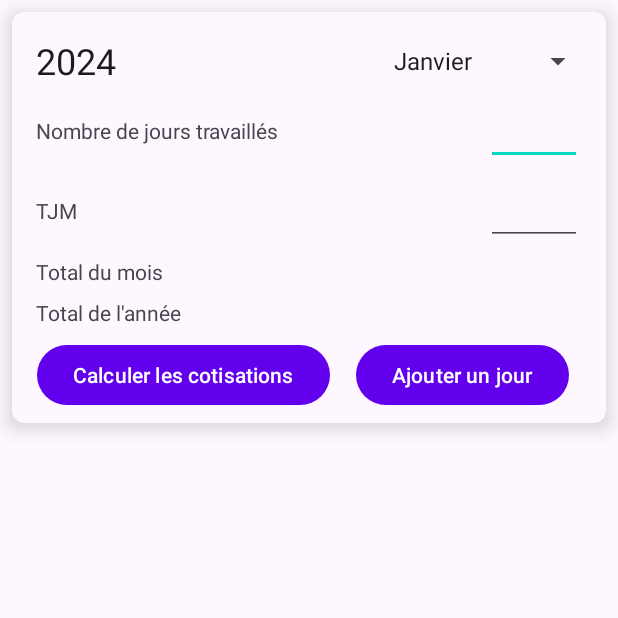
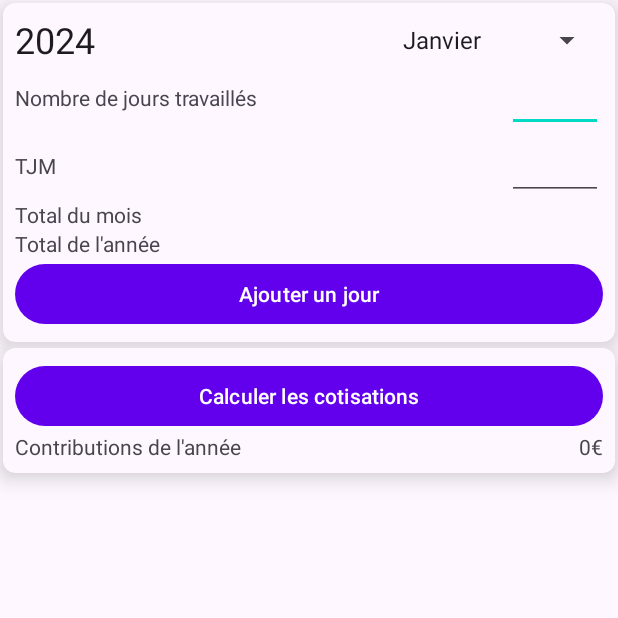
Before and after one commit to francoisbiar/facturefacile, an Android app: the screen it shows after launch (MainActivity), on a phone screen of 412 x 824 dp, the top half of it. Run offline under Robolectric (Android 15) with nearby library versions, the phone set to English and light mode, and no system bars; our stand-ins replace Firebase (no records; nobody signed in at launch, a user with empty details on screens opened directly), Room's generated code, data binding.

Commit message:
improve field for yearly contributions.

```diff
--- a/app/src/main/java/com/francoisbari/facturefacile/persistence/DataPersistence.kt
+++ b/app/src/main/java/com/francoisbari/facturefacile/persistence/DataPersistence.kt
@@ -7,4 +7,5 @@ interface DataPersistence {
     suspend fun saveMonth(userInputDataPerMonth: UserInputData)
     suspend fun getDataFromMonth(monthId: Int): UserInputData?
     fun getYearlyTotalLiveData(): LiveData<Int>
+    suspend fun getYearlyTotal(): Int
 }
--- a/app/src/main/java/com/francoisbari/facturefacile/persistence/firestore/FirestoreDataPersistence.kt
+++ b/app/src/main/java/com/francoisbari/facturefacile/persistence/firestore/FirestoreDataPersistence.kt
@@ -28,6 +28,10 @@ class FirestoreDataPersistence(private val db: FirebaseFirestore) : DataPersiste
         TODO("Not yet implemented")
     }
 
+    override suspend fun getYearlyTotal(): Int {
+        TODO("Not yet implemented")
+    }
+
     companion object {
         private const val TAG = "FirestoreDataPersistenc"
     }
--- a/app/src/main/java/com/francoisbari/facturefacile/persistence/room/RoomDataDao.kt
+++ b/app/src/main/java/com/francoisbari/facturefacile/persistence/room/RoomDataDao.kt
@@ -23,4 +23,8 @@ interface RoomDataDao {
 
     @Query("SELECT SUM(tjm * nbOfDays) FROM UserInputEntity")
     fun getYearlyTotal(): LiveData<Int>
+
+    @Query("SELECT SUM(tjm * nbOfDays) FROM UserInputEntity")
+    fun getYearlyTotalValue(): Int
+
 }
--- a/app/src/main/java/com/francoisbari/facturefacile/persistence/room/RoomDataPersistence.kt
+++ b/app/src/main/java/com/francoisbari/facturefacile/persistence/room/RoomDataPersistence.kt
@@ -50,6 +50,10 @@ class RoomDataPersistence(context: Context) : DataPersistence {
         return database.userInputDao().getYearlyTotal()
     }
 
+    override suspend fun getYearlyTotal(): Int {
+        return database.userInputDao().getYearlyTotalValue()
+    }
+
     companion object {
         private const val DATABASE_NAME = "RoomDataPersistence"
     }
--- a/app/src/main/java/com/francoisbari/facturefacile/persistence/sharedprefs/SharedPreferencesDataPersistence.kt
+++ b/app/src/main/java/com/francoisbari/facturefacile/persistence/sharedprefs/SharedPreferencesDataPersistence.kt
@@ -36,4 +36,8 @@ class SharedPreferencesDataPersistence(private val context: Context) : DataPersi
     override fun getYearlyTotalLiveData(): LiveData<Int> {
         TODO("Not yet implemented")
     }
+
+    override suspend fun getYearlyTotal(): Int {
+        TODO("Not yet implemented")
+    }
 }
--- a/app/src/main/java/com/francoisbari/facturefacile/ui/main/MainFragment.kt
+++ b/app/src/main/java/com/francoisbari/facturefacile/ui/main/MainFragment.kt
@@ -8,12 +8,10 @@ import android.widget.ArrayAdapter
 import androidx.fragment.app.Fragment
 import androidx.fragment.app.viewModels
 import com.francoisbari.facturefacile.CompositionRoot
-import com.francoisbari.facturefacile.persistence.DataPersistenceFactory
+import com.francoisbari.facturefacile.databinding.FragmentMainBinding
 import com.francoisbari.facturefacile.persistence.models.Months
-import com.francoisbari.facturefacile.databinding.FragmentMainBinding
 import com.francoisbari.facturefacile.ui.contributions.ContributionsFragment
 import com.francoisbari.facturefacile.viewmodels.MainViewModel
-import com.francoisbari.facturefacile.viewmodels.MainViewModelFactory
 
 class MainFragment : Fragment() {
 
@@ -33,18 +31,12 @@ class MainFragment : Fragment() {
         _binding = FragmentMainBinding.inflate(inflater, container, false)
         binding.lifecycleOwner = viewLifecycleOwner
         binding.viewModel = viewModel
-        viewModel.computeContributionsLiveData.observe(viewLifecycleOwner) {
-            if (it) {
         // Show the ContributionsFragment
         val contributionsFragment = ContributionsFragment.newInstance()
-                binding.contributionsCardView.visibility = View.VISIBLE
         childFragmentManager.beginTransaction().apply {
             replace(binding.contributionsContainerView.id, contributionsFragment)
             addToBackStack(null)
             commit()
-
-                }
-            }
         }
 
         setupSpinner()
--- a/app/src/main/java/com/francoisbari/facturefacile/viewmodels/MainViewModel.kt
+++ b/app/src/main/java/com/francoisbari/facturefacile/viewmodels/MainViewModel.kt
@@ -18,10 +18,6 @@ class MainViewModel(private val dataPersistence: DataPersistence) : ViewModel()
     val yearlyTotalLiveData = dataPersistence.getYearlyTotalLiveData()
 
     private var currentMonth = Months.NONE
-
-    private val _computeContributionsClicked = MutableLiveData<Boolean>()
-    val computeContributionsLiveData: LiveData<Boolean> = _computeContributionsClicked
-    private val totalContributionsLiveData = MutableLiveData<Int>()
 
     init {
         loadData()
@@ -63,14 +59,6 @@ class MainViewModel(private val dataPersistence: DataPersistence) : ViewModel()
         return nbOfDays * tjm
     }
 
-    fun computeContributionsClicked() {
-        if (nbOfDaysLiveData.value.isNullOrBlank() || tjmLiveData.value.isNullOrBlank()) return
-        _computeContributionsClicked.value = true
-        val totalEarned = totalLiveData.value ?: 0
-        val totalContributions = totalEarned * 0.22 // TODO
-        totalContributionsLiveData.value = totalContributions.toInt()
-    }
-
     fun selectMonth(month: String) {
         // Save the data of the current month.
         val infosToStorePerMonth = UserInputData(
--- a/app/src/main/res/layout/fragment_contributions.xml
+++ b/app/src/main/res/layout/fragment_contributions.xml
@@ -1,5 +1,7 @@
 <?xml version="1.0" encoding="utf-8"?>
-<layout xmlns:app="http://schemas.android.com/apk/res-auto">
+<layout xmlns:android="http://schemas.android.com/apk/res/android"
+    xmlns:app="http://schemas.android.com/apk/res-auto"
+    xmlns:tools="http://schemas.android.com/tools">
 
     <data>
 
@@ -10,8 +12,7 @@
             type="com.francoisbari.facturefacile.viewmodels.ContributionsViewModel" />
     </data>
 
-    <androidx.constraintlayout.widget.ConstraintLayout xmlns:android="http://schemas.android.com/apk/res/android"
-        xmlns:tools="http://schemas.android.com/tools"
+    <androidx.constraintlayout.widget.ConstraintLayout
         android:layout_width="match_parent"
         android:layout_height="match_parent"
         tools:context=".ui.contributions.ContributionsFragment">
@@ -27,16 +28,39 @@
             app:layout_constraintStart_toStartOf="parent"
             app:layout_constraintTop_toTopOf="parent" />
 
-        <TextView
-            android:id="@+id/totalMonthTextView"
-            android:layout_width="wrap_content"
+
+        <Button
+            android:id="@+id/computeContributionsButton"
+            android:layout_width="0dp"
             android:layout_height="wrap_content"
-            android:text="@{@string/total_contributions_d(viewModel.totalContributionsLiveData)}"
-            android:visibility="@{viewModel.isLoading ? View.GONE : View.VISIBLE}"
+            android:onClickListener="@{() -> viewModel.computeContributionsClicked()}"
+            android:text="@string/computeContributionsButtonText"
+            app:layout_constraintEnd_toEndOf="parent"
+            app:layout_constraintHorizontal_bias="0.0"
+            app:layout_constraintStart_toStartOf="parent"
+            app:layout_constraintTop_toTopOf="parent" />
+
+        <LinearLayout
+            android:layout_width="match_parent"
+            android:layout_height="wrap_content"
+            android:orientation="horizontal"
             app:layout_constraintEnd_toEndOf="parent"
             app:layout_constraintStart_toStartOf="parent"
-            app:layout_constraintTop_toTopOf="parent"
-            tools:text="Total Contributions for 2024: 78 5076 €" />
+            app:layout_constraintTop_toBottomOf="@id/computeContributionsButton">
+
+            <TextView
+                android:layout_width="0dp"
+                android:layout_height="wrap_content"
+                android:layout_weight="1"
+                android:text="@string/totalContributionsTitleTextView" />
+
+            <TextView
+                android:id="@+id/totalMonthTextView"
+                android:layout_width="wrap_content"
+                android:layout_height="wrap_content"
+                android:text="@{@string/total_contributions_d(viewModel.totalContributionsLiveData)}"
+                tools:text="78 5076 € HT" />
+        </LinearLayout>
 
     </androidx.constraintlayout.widget.ConstraintLayout>
 </layout>
--- a/app/src/main/res/layout/fragment_main.xml
+++ b/app/src/main/res/layout/fragment_main.xml
@@ -23,7 +23,8 @@
             android:layout_alignParentTop="true"
             android:layout_alignParentEnd="true"
             android:layout_centerInParent="true"
-            android:layout_margin="8dp">
+            android:layout_margin="2dp"
+            app:contentPadding="8dp">
 
 
             <androidx.constraintlayout.widget.ConstraintLayout
@@ -37,7 +38,6 @@
                     style="@style/MaterialAlertDialog.Material3.Title.Text"
                     android:layout_width="wrap_content"
                     android:layout_height="wrap_content"
-                    android:layout_margin="8dp"
                     android:text="2024"
                     app:layout_constraintStart_toStartOf="parent"
                     app:layout_constraintTop_toTopOf="parent" />
@@ -60,7 +60,6 @@
                     android:id="@+id/linearLayoutNbOfDays"
                     android:layout_width="0dp"
                     android:layout_height="wrap_content"
-                    android:layout_margin="8dp"
                     android:gravity="center"
                     android:orientation="horizontal"
                     app:layout_constraintEnd_toEndOf="parent"
@@ -90,7 +89,6 @@
                     android:id="@+id/linearLayoutTjm"
                     android:layout_width="0dp"
                     android:layout_height="wrap_content"
-                    android:layout_margin="8dp"
                     android:gravity="center"
                     app:layout_constraintEnd_toEndOf="parent"
                     app:layout_constraintStart_toStartOf="parent"
@@ -119,7 +117,6 @@
                     android:id="@+id/totalMonthContainer"
                     android:layout_width="match_parent"
                     android:layout_height="match_parent"
-                    android:layout_margin="8dp"
                     android:orientation="horizontal"
                     app:layout_constraintStart_toStartOf="parent"
                     app:layout_constraintTop_toBottomOf="@id/linearLayoutTjm">
@@ -143,7 +140,6 @@
                     android:id="@+id/totalYearContainer"
                     android:layout_width="match_parent"
                     android:layout_height="match_parent"
-                    android:layout_margin="8dp"
                     android:orientation="horizontal"
                     app:layout_constraintStart_toStartOf="parent"
                     app:layout_constraintTop_toBottomOf="@id/totalMonthContainer">
@@ -170,26 +166,15 @@
 
                 <Button
                     android:id="@+id/addOneDayButton"
-                    android:layout_width="wrap_content"
+                    android:layout_width="0dp"
                     android:layout_height="wrap_content"
-                    android:layout_margin="8dp"
                     android:onClick="@{() -> viewModel.addOneDayClicked()}"
                     android:text="@string/addOneDayButtonText"
+                    app:layout_constraintBottom_toBottomOf="parent"
                     app:layout_constraintEnd_toEndOf="parent"
-                    app:layout_constraintStart_toEndOf="@id/computeContributionsButton"
+                    app:layout_constraintStart_toStartOf="parent"
                     app:layout_constraintTop_toBottomOf="@id/totalYearContainer" />
 
-
-                <Button
-                    android:id="@+id/computeContributionsButton"
-                    android:layout_width="wrap_content"
-                    android:layout_height="wrap_content"
-                    android:onClickListener="@{() -> viewModel.computeContributionsClicked()}"
-                    android:text="@string/computeContributionsButtonText"
-                    app:layout_constraintBottom_toBottomOf="@+id/addOneDayButton"
-                    app:layout_constraintEnd_toStartOf="@id/addOneDayButton"
-                    app:layout_constraintStart_toStartOf="parent"
-                    app:layout_constraintTop_toTopOf="@+id/addOneDayButton" />
 
             </androidx.constraintlayout.widget.ConstraintLayout>
         </androidx.cardview.widget.CardView>
@@ -201,8 +186,9 @@
             android:layout_below="@id/mainContainer"
             android:layout_alignParentStart="true"
             android:layout_alignParentEnd="true"
-            android:layout_margin="8dp"
-            android:visibility="gone"
+            android:layout_margin="2dp"
+            app:contentPadding="8dp"
+            android:visibility="visible"
             tools:visibility="visible">
 
             <androidx.fragment.app.FragmentContainerView
--- a/app/src/main/res/values/strings.xml
+++ b/app/src/main/res/values/strings.xml
@@ -5,9 +5,10 @@
     <string name="totalTitle">%d € HT</string>
     <string name="grandTotalTitle">%d € HT</string>
     <string name="addOneDayButtonText">Ajouter un jour</string>
-    <string name="total_contributions_d">Total contributions : %d€</string>
+    <string name="total_contributions_d">%d€</string>
     <string name="computeContributionsButtonText">Calculer les cotisations</string>
     <string name="monthTitle">Mois</string>
     <string name="totalMonthTitle">Total du mois</string>
     <string name="totalYearTitle">Total de l\'année</string>
+    <string name="totalContributionsTitleTextView">Contributions de l\'année</string>
 </resources>
```
Also changed, not shown: app/src/main/java/com/francoisbari/facturefacile/viewmodels/ContributionsViewModel.kt (+5 -16 lines), 1 other file. Lines whose indentation alone changed are shown as unchanged.
